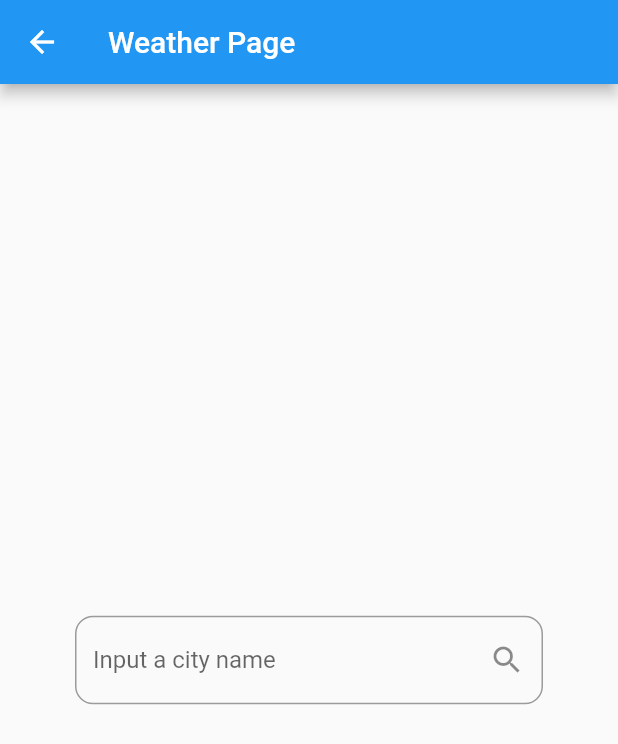
After one commit to AnuradhaDev96/news_app, a Flutter app: the screen it shows after launch, after a tap on "Counter Page", on a phone screen of 412 x 824 dp. The commit adds this screen. Shown: the top 744 px of the screen. Run offline on Flutter 3.47's test engine with Material 2 defaults, Android fonts, the phone set to English and light mode, and no system bars; our stand-ins replace bloc, cloud_firestore, equatable, flutter_bloc, splashscreen; accounts and stored records are empty.

Commit message:
Bloc pattern integrated -weather_bloc, weather_state, weather_event, weather

```diff
--- /dev/null
+++ b/lib/Controller/bloc_basic/counter_event.dart
@@ -0,0 +1,5 @@
+abstract class CounterEvent {}
+
+class IncrementEvent extends CounterEvent{}
+
+class DecrementEvent extends CounterEvent{}
--- /dev/null
+++ b/lib/Controller/bloc_weather/weather_bloc.dart
@@ -0,0 +1,35 @@
+import 'dart:async';
+import 'dart:math';
+import 'package:bloc/bloc.dart';
+import 'package:news_app/Controller/bloc_weather/weather_event.dart';
+import 'package:news_app/Controller/bloc_weather/weather_state.dart';
+import 'package:news_app/Model/weather.dart';
+
+class WeatherBloc extends Bloc<WeatherEvent, WeatherState> {
+  @override
+  // TODO: implement initialState
+  WeatherState get initialState => WeatherInitial();
+
+  @override
+  Stream<WeatherState> mapEventToState(WeatherEvent event) async* {
+    // TODO: implement mapEventToState
+    if (event is GetWeather) {
+      yield WeatherLoading();
+      final weather = await _fetchWeatherFromFakeApi(event.cityName);
+      yield WeatherLoaded(weather);
+    }
+  }
+
+  Future<Weather> _fetchWeatherFromFakeApi(String cityName) {
+    return Future.delayed(
+      Duration(seconds: 1),
+      () {
+        return Weather(
+          cityName: cityName,
+          temperature: 20 + Random().nextInt(15) + Random().nextDouble(), //between 20 and 35.99
+        );
+      }
+    );
+  }
+
+}
--- /dev/null
+++ b/lib/Controller/bloc_weather/weather_event.dart
@@ -0,0 +1,14 @@
+import 'package:equatable/equatable.dart';
+import 'package:meta/meta.dart';
+
+@immutable
+abstract class WeatherEvent extends Equatable {
+  WeatherEvent([List props = const []]) :super(props);
+}
+
+class GetWeather extends WeatherEvent {
+  final String cityName;
+
+  GetWeather(this.cityName) : super([cityName]);
+
+}
--- /dev/null
+++ b/lib/Controller/bloc_weather/weather_state.dart
@@ -0,0 +1,18 @@
+import 'package:meta/meta.dart';
+import 'package:equatable/equatable.dart';
+import 'package:news_app/Model/weather.dart';
+
+@immutable
+abstract class WeatherState extends Equatable {
+  WeatherState([List props = const []]) : super(props);
+}
+
+class WeatherInitial extends WeatherState {}
+
+class WeatherLoading extends WeatherState {}
+
+class WeatherLoaded extends WeatherState {
+  final Weather weather;
+
+  WeatherLoaded(this.weather): super([weather]);
+}
--- /dev/null
+++ b/lib/Model/weather.dart
@@ -0,0 +1,10 @@
+import 'package:equatable/equatable.dart';
+import 'package:meta/meta.dart';
+
+class Weather extends Equatable {
+  final String cityName;
+  final double temperature;
+
+  Weather({@required this.cityName, @required this.temperature})
+      : super([cityName, temperature]);
+}
--- /dev/null
+++ b/lib/Widgets/Bloc/weather_page.dart
@@ -0,0 +1,133 @@
+import 'package:flutter/material.dart';
+import 'package:flutter_bloc/flutter_bloc.dart';
+import 'package:news_app/Controller/bloc_weather/weather_bloc.dart';
+import 'package:news_app/Controller/bloc_weather/weather_event.dart';
+import 'package:news_app/Controller/bloc_weather/weather_state.dart';
+import 'package:news_app/Model/weather.dart';
+
+//we can set statefulWidget as a child of statelessWidget
+class WeatherPage extends StatefulWidget {
+  const WeatherPage({Key key}) : super(key: key);
+
+  @override
+  _WeatherPageState createState() => _WeatherPageState();
+}
+
+class _WeatherPageState extends State<WeatherPage> {
+  final _weatherBloc = WeatherBloc();
+
+  @override
+  void dispose() {
+    super.dispose();
+    _weatherBloc.dispose();
+  }
+
+  Column buildColumnWithData(Weather weather) {
+    return Column(
+      mainAxisAlignment: MainAxisAlignment.spaceEvenly,
+      children: <Widget>[
+        Text(
+          '${weather.cityName}',
+          style: TextStyle(
+            fontSize: 40,
+            fontWeight: FontWeight.w700,
+          ),
+        ),
+        Text(
+          '${weather.temperature.toStringAsFixed(1)} *C',
+          style: TextStyle(fontSize: 80),
+        ),
+        CityInputField(),
+      ],
+    );
+  }
+
+  @override
+  Widget build(BuildContext context) {
+    return Scaffold(
+      appBar: AppBar(
+        title: Text('Weather Page'),
+      ),
+      body: Container(
+          padding: EdgeInsets.symmetric(vertical: 16),
+          alignment: Alignment.center,
+          child: BlocProvider(
+            bloc: _weatherBloc,
+            child: BlocListener(//declare a blocListener to listen to the state changes and refresh the state in dispose
+              bloc: _weatherBloc,
+              listener: (context, WeatherState state){
+                if (state is WeatherLoaded) {
+                  print('${state.weather.temperature}');
+                }
+              },
+              child: BlocBuilder(
+                  bloc: _weatherBloc,
+                  builder: (BuildContext context, WeatherState state) {
+                    if (state is WeatherInitial) {
+                      return BuildInitialInput();
+                    } else if (state is WeatherLoading) {
+                      return BuildLoading();
+                    } else if (state is WeatherLoaded) {
+                      return Container(
+                        child: buildColumnWithData(state.weather),
+                      );
+                    }
+                  }),
+            ),
+          )),
+    );
+  }
+}
+
+class BuildInitialInput extends StatelessWidget {
+  const BuildInitialInput({Key key}) : super(key: key);
+
+  @override
+  Widget build(BuildContext context) {
+    return Center(
+      child: CityInputField(),
+    );
+  }
+}
+
+class BuildLoading extends StatelessWidget {
+  const BuildLoading({Key key}) : super(key: key);
+
+  @override
+  Widget build(BuildContext context) {
+    return Center(
+      child: CircularProgressIndicator(),
+    );
+  }
+}
+
+//in a stateless widget we cannot access buildcontext in its private method
+//therefore we need to use a statefulwidget
+class CityInputField extends StatefulWidget {
+  const CityInputField({Key key}) : super(key: key);
+
+  @override
+  _CityInputFieldState createState() => _CityInputFieldState();
+}
+
+class _CityInputFieldState extends State<CityInputField> {
+  @override
+  Widget build(BuildContext context) {
+    return Padding(
+      padding: EdgeInsets.symmetric(horizontal: 50),
+      child: TextField(
+        onSubmitted: _onSubmitCityName,
+        textInputAction: TextInputAction.search,
+        decoration: InputDecoration(
+            hintText: 'Input a city name',
+            border: OutlineInputBorder(borderRadius: BorderRadius.circular(12)),
+            suffixIcon: Icon(Icons.search)),
+      ),
+    );
+  }
+
+  void _onSubmitCityName(String cityName) {
+    final weatherBloc = BlocProvider.of<WeatherBloc>(context);
+    weatherBloc.dispatch(GetWeather(cityName));
+  }
+}
--- a/lib/Widgets/Reporter/Dashboard.dart
+++ b/lib/Widgets/Reporter/Dashboard.dart
@@ -1,4 +1,6 @@
 import 'package:flutter/material.dart';
+import 'package:news_app/Widgets/Bloc/counter_page.dart';
+import 'package:news_app/Widgets/Bloc/weather_page.dart';
 import 'AddNews.dart';
 import 'CreatedNews.dart';
 
@@ -9,31 +11,33 @@ class Dashboard extends StatefulWidget {
 }
 
 class _DashboardState extends State<Dashboard> {
-
   @override
   Widget build(BuildContext context) {
-
-        final mainTitle = Container (
+    final mainTitle = Container(
       child: Column(
         children: <Widget>[
           Padding(
               padding: const EdgeInsets.all(5.0),
               child: new Text(
                 "Admin Console",
-                    style: new TextStyle(color: Colors.white, fontSize: 30.0, fontWeight: FontWeight.bold),))
+                style: new TextStyle(
+                    color: Colors.white,
+                    fontSize: 30.0,
+                    fontWeight: FontWeight.bold),
+              ))
         ],
       ),
     );
 
-
-        final subTitle = Container (
+    final subTitle = Container(
       child: Column(
         children: <Widget>[
           Padding(
               padding: const EdgeInsets.all(5.0),
               child: new Text(
                 "Manage your news here",
-                    style: new TextStyle(color: Colors.white, fontSize: 18.0),))
+                style: new TextStyle(color: Colors.white, fontSize: 18.0),
+              ))
         ],
       ),
     );
@@ -44,17 +48,42 @@ class _DashboardState extends State<Dashboard> {
       child: new OutlineButton(
         highlightColor: Colors.purple[400],
         highlightedBorderColor: Colors.white,
-            borderSide: BorderSide(style: BorderStyle.solid, color: Colors.purple[400]),
+        borderSide:
+            BorderSide(style: BorderStyle.solid, color: Colors.purple[400]),
         child: Text(
           "News List",
           textAlign: TextAlign.center,
-              style: TextStyle(fontSize: 18.0, color: Colors.white),),
-            onPressed: (){
+          style: TextStyle(fontSize: 18.0, color: Colors.white),
+        ),
+        onPressed: () {
           Navigator.push(
             context,
             MaterialPageRoute(builder: (context) => CreatedNews()),
           );
-          },),
+        },
+      ),
+    );
+
+    final thirdButton = ButtonTheme(
+      minWidth: MediaQuery.of(context).size.width,
+      height: 80.0,
+      child: new OutlineButton(
+        highlightColor: Colors.purple[400],
+        highlightedBorderColor: Colors.white,
+        borderSide:
+            BorderSide(style: BorderStyle.solid, color: Colors.purple[400]),
+        child: Text(
+          "Counter Page",
+          textAlign: TextAlign.center,
+          style: TextStyle(fontSize: 18.0, color: Colors.white),
+        ),
+        onPressed: () {
+          Navigator.push(
+            context,
+            MaterialPageRoute(builder: (context) => WeatherPage()),
+          );
+        },
+      ),
     );
 
     final postNewsButton = ButtonTheme(
@@ -63,16 +92,21 @@ class _DashboardState extends State<Dashboard> {
       child: new OutlineButton(
         highlightColor: Colors.purple[400],
         highlightedBorderColor: Colors.white,
-            borderSide: BorderSide(style: BorderStyle.solid, color: Colors.purple[400]),
-            child: Text("Post News", textAlign: TextAlign.center, style: TextStyle(fontSize: 18.0,color: Colors.white),),
-            onPressed: (){
+        borderSide:
+            BorderSide(style: BorderStyle.solid, color: Colors.purple[400]),
+        child: Text(
+          "Post News",
+          textAlign: TextAlign.center,
+          style: TextStyle(fontSize: 18.0, color: Colors.white),
+        ),
+        onPressed: () {
           Navigator.push(
             context,
             MaterialPageRoute(builder: (context) => AddNews()),
           );
-          },),
+        },
+      ),
     );
-
 
     return Scaffold(
       body: Center(
@@ -81,8 +115,8 @@ class _DashboardState extends State<Dashboard> {
               image: new DecorationImage(
             //image: new NetworkImage("https://png.pngtree.com/thumb_back/fh260/back_our/20190620/ourmid/pngtree-mobile-app-app-advertising-background-image_162392.jpg"),
             image: new AssetImage("assets/background.png"),
-                  fit: BoxFit.fill,)
-              ),
+            fit: BoxFit.fill,
+          )),
           child: Padding(
             padding: const EdgeInsets.all(36.0),
             child: Column(
@@ -102,6 +136,10 @@ class _DashboardState extends State<Dashboard> {
                 ),
                 newsListButton,
                 SizedBox(
+                  height: 10.0,
+                ),
+                thirdButton,
+                SizedBox(
                   height: 15.0,
                 ),
               ],
--- a/lib/Widgets/Reporter/LoadingScreen.dart
+++ b/lib/Widgets/Reporter/LoadingScreen.dart
@@ -10,11 +10,12 @@ class LoadingScreen extends StatefulWidget {
 
 
 class _LoadingScreenState extends State<LoadingScreen> {
+      // final ColorSwatch colorSwatch;
 
       @override
       Widget build(BuildContext context) {
         return SplashScreen(
-          seconds: 8,
+          seconds: 1,
           backgroundColor: Colors.white,
           image: Image.asset("assets/cnews.gif"),
           loaderColor: Colors.white,
@@ -23,7 +24,7 @@ class _LoadingScreenState extends State<LoadingScreen> {
           title: Text(
             "News Today",
             style: TextStyle(
-              color: Colors.purple[400],
+              color: Color.fromRGBO(66, 165, 245, 1.0),
               fontWeight: FontWeight.bold,
               fontSize: 14.0
             ),
--- a/lib/main.dart
+++ b/lib/main.dart
@@ -17,3 +17,4 @@ class MyApp extends StatelessWidget {
     );
   }
 }
+//flutter version - 1.2.1 stable
--- a/pubspec.yaml
+++ b/pubspec.yaml
@@ -21,6 +21,8 @@ dependencies:
     sdk: flutter
   cloud_firestore: ^0.12.0+1
   splashscreen: 1.2.0
+  flutter_bloc: 0.15.1
+  equatable: 0.2.6
 
   # The following adds the Cupertino Icons font to your application.
   # Use with the CupertinoIcons class for iOS style icons.
```
Also changed, not shown: lib/Controller/bloc_basic/counter_bloc.dart (added, +30 -0 lines), lib/Controller/bloc_basic/counter_state.dart (added, +11 -0 lines), lib/Widgets/Bloc/counter_page.dart (added, +86 -0 lines), pubspec.lock. Lines whose indentation alone changed are shown as unchanged.
